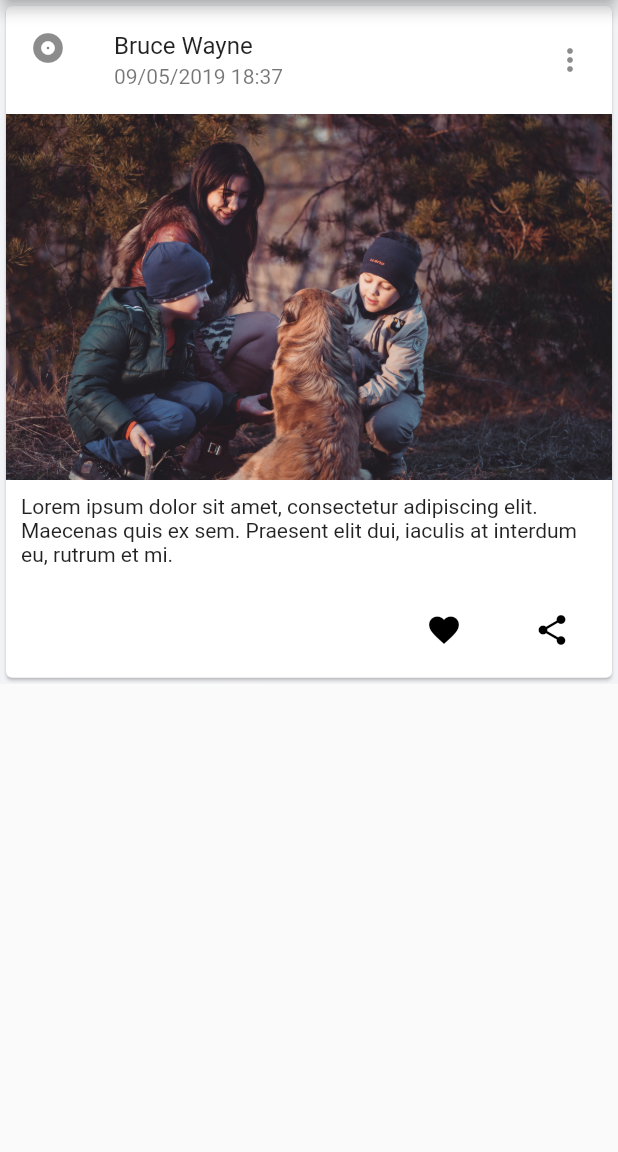
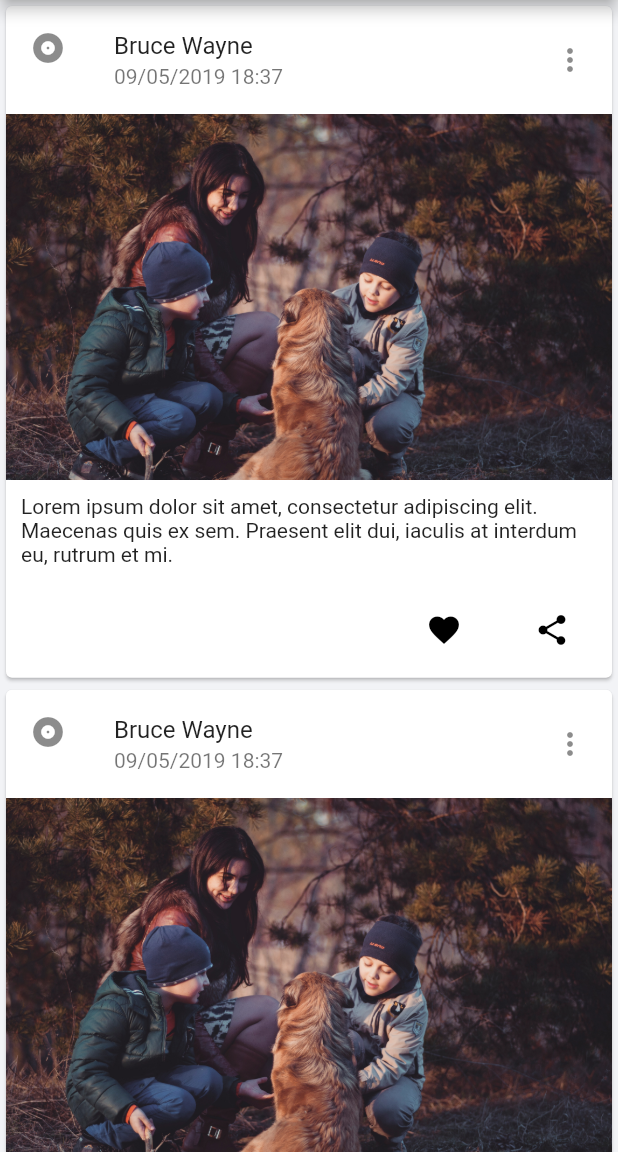
Before and after one commit to andrebaltieri/flutter-doglfe, a Flutter app: the HomePage screen opened directly, on a phone screen of 412 x 824 dp, the part 84-1236 px from its top. Run offline on Flutter 3.47's test engine with Material 2 defaults, Android fonts, the phone set to English and light mode, and no system bars.

Commit message:
andamento na home

```diff
--- a/lib/pages/home.page.dart
+++ b/lib/pages/home.page.dart
@@ -40,7 +40,20 @@ class HomePage extends StatelessWidget {
       ),
       body: Container(
         color: Color(0xFFF2F3F6),
-        child: Card(
+        child: ListView(
+          children: <Widget>[
+            cardItem(),
+            cardItem(),
+            cardItem(),
+          ],
+        ),
+      ),
+    );
+  }
+}
+
+Widget cardItem() {
+  return Card(
     child: Column(
       mainAxisSize: MainAxisSize.min,
       children: <Widget>[
@@ -75,8 +88,5 @@ class HomePage extends StatelessWidget {
         ),
       ],
     ),
-        ),
-      ),
   );
 }
-}
```
Lines whose indentation alone changed are shown as unchanged.
